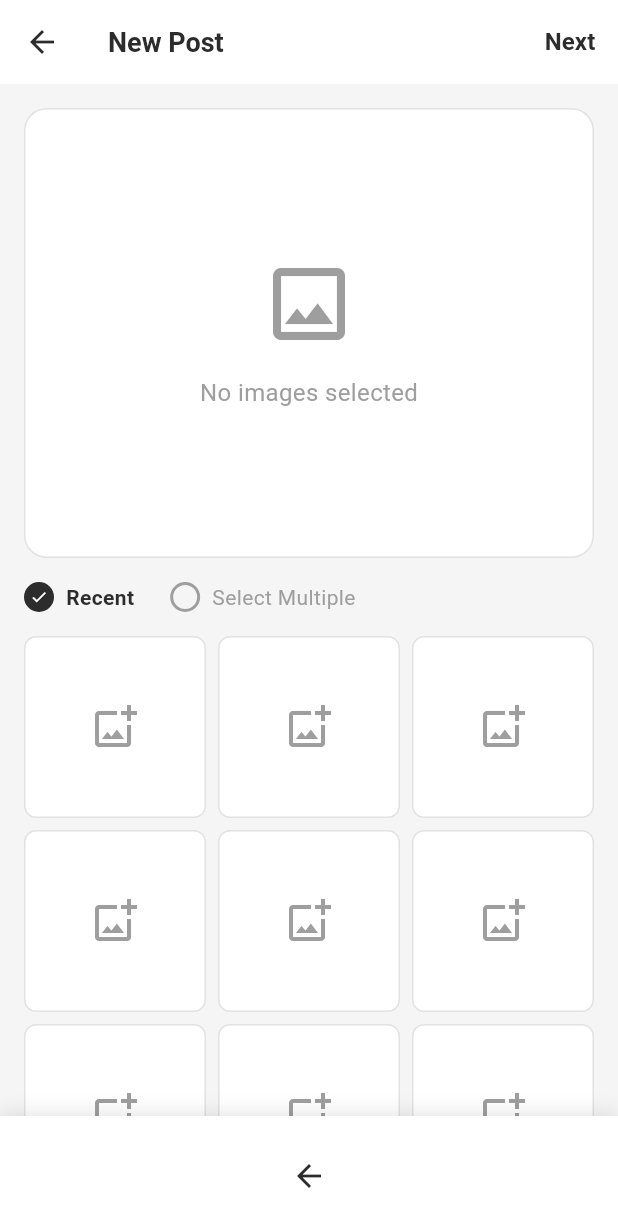
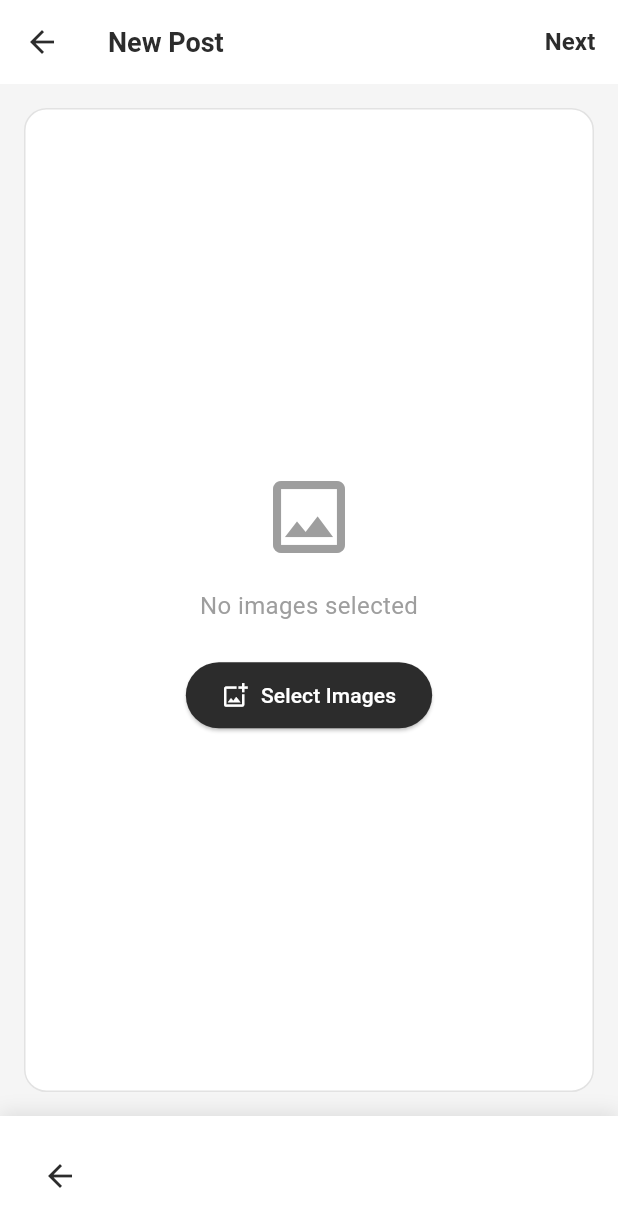
Before and after one commit to BETELHEM-TAYE/GROUP6-mobileapp, a Flutter app: the NewPostScreen screen opened directly, on a phone screen of 412 x 824 dp. Shown: the top 1227 px of the screen. Run offline on Flutter 3.47's test engine with Material 3 defaults, Android fonts, the phone set to English and light mode, and no system bars; our stand-ins replace image_picker, supabase_flutter; accounts and stored records are empty.

Commit message:
simplified ui

```diff
--- a/lib/screens/new_post_screen.dart
+++ b/lib/screens/new_post_screen.dart
@@ -18,19 +18,13 @@ class _NewPostScreenState extends State<NewPostScreen> {
 
   final ImagePicker _picker = ImagePicker();
   List<File> _selectedImages = [];
-  String _selectionMode = 'Recent'; // 'Recent' or 'Select Multiple'
 
   Future<void> _pickImages() async {
     try {
       final List<XFile> pickedFiles = await _picker.pickMultiImage();
       if (pickedFiles.isNotEmpty) {
         setState(() {
-          if (_selectionMode == 'Select Multiple') {
           _selectedImages.addAll(pickedFiles.map((xfile) => File(xfile.path)));
-          } else {
-            // Recent mode - replace selection with first picked image
-            _selectedImages = [File(pickedFiles.first.path)];
-          }
         });
       }
     } catch (e) {
@@ -95,8 +89,8 @@ class _NewPostScreenState extends State<NewPostScreen> {
         children: [
           // Image Preview Area
           if (_selectedImages.isNotEmpty)
-            Container(
-              height: 300,
+            Expanded(
+              child: Container(
                 width: double.infinity,
                 margin: const EdgeInsets.all(16),
                 decoration: BoxDecoration(
@@ -127,10 +121,11 @@ class _NewPostScreenState extends State<NewPostScreen> {
                           },
                         ),
                 ),
+              ),
             )
           else
-            Container(
-              height: 300,
+            Expanded(
+              child: Container(
                 width: double.infinity,
                 margin: const EdgeInsets.all(16),
                 decoration: BoxDecoration(
@@ -157,95 +152,32 @@ class _NewPostScreenState extends State<NewPostScreen> {
                           fontSize: 16,
                         ),
                       ),
-                  ],
+                      const SizedBox(height: 24),
+                      ElevatedButton.icon(
+                        onPressed: _pickImages,
+                        icon: const Icon(Icons.add_photo_alternate_outlined),
+                        label: const Text('Select Images'),
+                        style: ElevatedButton.styleFrom(
+                          backgroundColor: primaryDark,
+                          foregroundColor: Colors.white,
+                          padding: const EdgeInsets.symmetric(
+                            horizontal: 24,
+                            vertical: 12,
                           ),
-              ),
-            ),
-
-          // Selection Mode Radio Buttons
-          Padding(
-            padding: const EdgeInsets.symmetric(horizontal: 16),
-            child: Row(
-              children: [
-                _buildRadioOption('Recent', _selectionMode == 'Recent'),
-                const SizedBox(width: 24),
-                _buildRadioOption('Select Multiple', _selectionMode == 'Select Multiple'),
-              ],
-            ),
-          ),
-
-          const SizedBox(height: 16),
-
-          // Image Grid
-          Expanded(
-            child: Padding(
-              padding: const EdgeInsets.symmetric(horizontal: 16),
-              child: GridView.builder(
-                gridDelegate: const SliverGridDelegateWithFixedCrossAxisCount(
-                  crossAxisCount: 3,
-                  crossAxisSpacing: 8,
-                  mainAxisSpacing: 8,
-                ),
-                itemCount: 9, // 3x3 grid
-                itemBuilder: (context, index) {
-                  // Show selected images first, then placeholder squares
-                  if (index < _selectedImages.length) {
-                    return Stack(
-                      children: [
-                        ClipRRect(
-                          borderRadius: BorderRadius.circular(8),
-                          child: Image.file(
-                            _selectedImages[index],
-                            fit: BoxFit.cover,
-                            width: double.infinity,
-                            height: double.infinity,
-                          ),
-                        ),
-                        Positioned(
-                          top: 4,
-                          right: 4,
-                          child: Container(
-                            decoration: const BoxDecoration(
-                              color: primaryDark,
-                              shape: BoxShape.circle,
-                            ),
-                            padding: const EdgeInsets.all(4),
-                            child: const Icon(
-                              Icons.check,
-                              color: Colors.white,
-                              size: 16,
+                          shape: RoundedRectangleBorder(
+                            borderRadius: BorderRadius.circular(25),
                           ),
                         ),
                       ),
                     ],
-                    );
-                  } else {
-                    return GestureDetector(
-                      onTap: _pickImages,
-                      child: Container(
-                        decoration: BoxDecoration(
-                          color: Colors.white,
-                          borderRadius: BorderRadius.circular(8),
-                          border: Border.all(
-                            color: mediumGray.withOpacity(0.3),
                   ),
-                        ),
-                        child: Icon(
-                          Icons.add_photo_alternate_outlined,
-                          color: mediumGray,
-                          size: 32,
-                        ),
-                      ),
-                    );
-                  }
-                },
                 ),
               ),
             ),
 
           // Bottom Navigation
           Container(
-            padding: const EdgeInsets.symmetric(vertical: 16),
+            padding: const EdgeInsets.symmetric(vertical: 16, horizontal: 16),
             decoration: BoxDecoration(
               color: Colors.white,
               boxShadow: [
@@ -256,57 +188,29 @@ class _NewPostScreenState extends State<NewPostScreen> {
                 ),
               ],
             ),
-            child: Center(
-              child: IconButton(
+            child: Row(
+              mainAxisAlignment: MainAxisAlignment.spaceBetween,
+              children: [
+                IconButton(
                   icon: const Icon(Icons.arrow_back, color: primaryDark),
                   onPressed: () => Navigator.of(context).pop(),
                 ),
+                if (_selectedImages.isNotEmpty)
+                  TextButton.icon(
+                    onPressed: _pickImages,
+                    icon: const Icon(Icons.edit_outlined, color: primaryDark),
+                    label: const Text(
+                      'Change Images',
+                      style: TextStyle(
+                        color: primaryDark,
+                        fontWeight: FontWeight.w600,
+                        fontSize: 16,
                       ),
                     ),
+                  )
+                else
+                  const Spacer(),
               ],
-      ),
-    );
-  }
-
-  Widget _buildRadioOption(String label, bool isSelected) {
-    return GestureDetector(
-      onTap: () {
-        setState(() {
-          _selectionMode = label;
-          if (label == 'Recent' && _selectedImages.length > 1) {
-            // Keep only first image in Recent mode
-            _selectedImages = _selectedImages.take(1).toList();
-          }
-        });
-      },
-      child: Row(
-        children: [
-          Container(
-            width: 20,
-            height: 20,
-            decoration: BoxDecoration(
-              shape: BoxShape.circle,
-              border: Border.all(
-                color: isSelected ? primaryDark : mediumGray,
-                width: 2,
-              ),
-              color: isSelected ? primaryDark : Colors.transparent,
-            ),
-            child: isSelected
-                ? const Icon(
-                    Icons.check,
-                    size: 12,
-                    color: Colors.white,
-                  )
-                : null,
-          ),
-          const SizedBox(width: 8),
-          Text(
-            label,
-            style: TextStyle(
-              color: isSelected ? primaryDark : mediumGray,
-              fontWeight: isSelected ? FontWeight.w600 : FontWeight.normal,
-              fontSize: 14,
             ),
           ),
         ],
```
Also changed, not shown: lib/screens/home_screen.dart (+11 -62 lines), lib/screens/profile_screen.dart (+2 -6 lines). Lines whose indentation alone changed are shown as unchanged.
